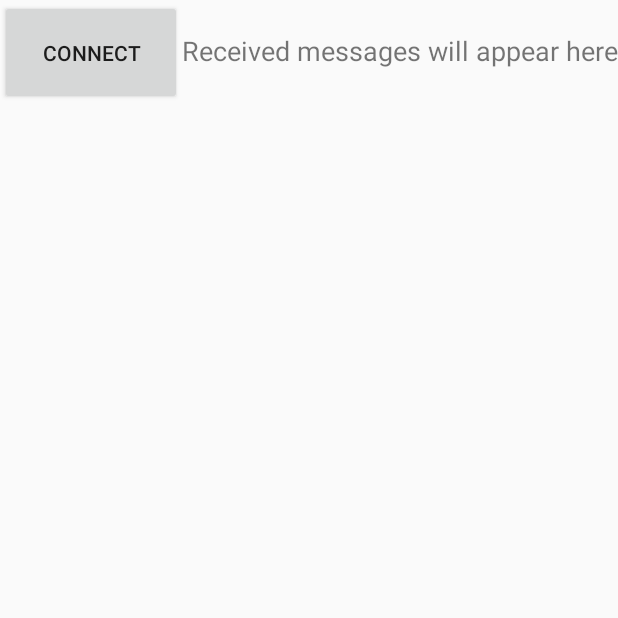
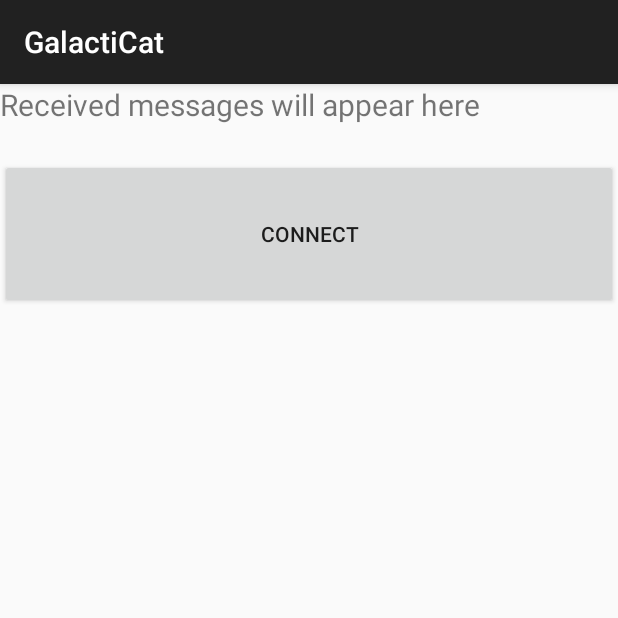
Before and after one commit to iinanikkarikoski/GalactiCat, an Android app built with Jetpack Compose: the screen it shows after launch (MainActivity), on a phone screen of 412 x 824 dp, the top half of it. Run offline under Robolectric (Android 15) with nearby library versions, the phone set to English and light mode, and no system bars; libraries missing offline, so code that uses them is left out: com.hivemq.client; 1 statement that could not run was skipped.

Commit message:
layout changes

```diff
--- a/GalactiCat/app/src/main/java/com/example/galacticat/MainActivity.java
+++ b/GalactiCat/app/src/main/java/com/example/galacticat/MainActivity.java
@@ -2,10 +2,13 @@ package com.example.galacticat;
 
 import android.annotation.SuppressLint;
 import android.app.Activity;
+import android.app.AppComponentFactory;
 import android.os.Bundle;
 import android.util.Log;
 import android.widget.Button;
 import android.widget.TextView;
+
+import androidx.appcompat.app.AppCompatActivity;
 
 import com.hivemq.client.mqtt.MqttClient;
 import com.hivemq.client.mqtt.mqtt5.Mqtt5AsyncClient;
@@ -14,7 +17,7 @@ import com.hivemq.client.mqtt.mqtt5.Mqtt5AsyncClient;
 // lol.kt on mainactivityn kotlin versio, ei tee mitää mutten uskaltanu poistaa sitä XD
 
 
-public class MainActivity extends Activity {
+public class MainActivity extends AppCompatActivity {
 
     private Mqtt5AsyncClient client;
 
--- a/GalactiCat/app/src/main/res/layout/activity_main.xml
+++ b/GalactiCat/app/src/main/res/layout/activity_main.xml
@@ -2,21 +2,21 @@
 <LinearLayout xmlns:android="http://schemas.android.com/apk/res/android"
     android:layout_width="match_parent"
     android:layout_height="match_parent"
-    android:orientation="horizontal">
+    android:orientation="vertical">
+
+    <TextView
+        android:id="@+id/tv_message"
+        android:layout_width="match_parent"
+        android:layout_height="50dp"
+        android:text="@string/received_messages_will_appear_here"
+        android:textSize="20sp" />
 
     <Button
         android:id="@+id/btn_Connect"
-        android:layout_width="0dp"
-        android:layout_height="70dp"
-        android:layout_weight="1"
+        android:layout_width="match_parent"
+        android:layout_height="100dp"
+        android:layout_gravity="end"
         android:scaleX="1"
         android:text="@string/connect" />
 
-    <TextView
-        android:id="@+id/tv_message"
-        android:layout_width="wrap_content"
-        android:layout_height="36dp"
-        android:text="@string/received_messages_will_appear_here"
-        android:textSize="18sp" />
-
 </LinearLayout>
```
